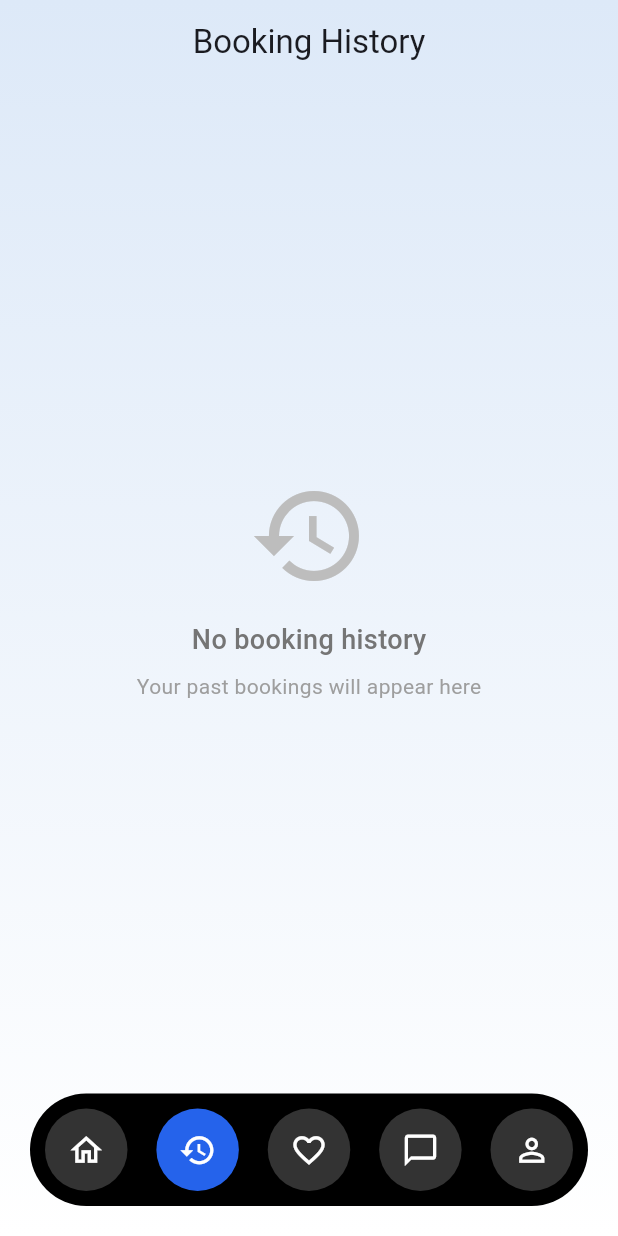
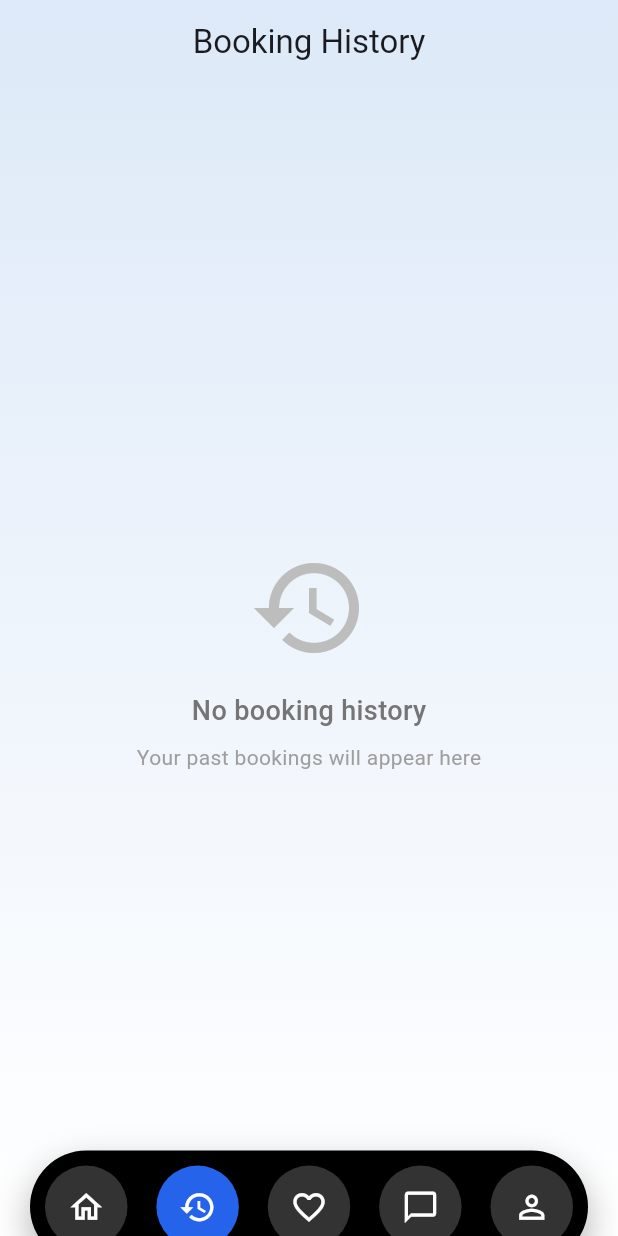
Before and after one commit to thanush96/ceygo, a Flutter app: the screen it shows after launch, item 2 of the bottom bar chosen, on a phone screen of 412 x 824 dp. Run offline on Flutter 3.47's test engine with Material 3 defaults, Android fonts, the phone set to English and light mode, and no system bars; our stand-ins replace flutter_riverpod, go_router; generated files the repository leaves out were written again; network calls fail; Roboto replaces fonts that are missing (Helvetica).

Commit message:
feat: Enhance BottomNavBar positioning and add shadow effect

```diff
--- a/lib/core/widgets/bottom_nav_bar.dart
+++ b/lib/core/widgets/bottom_nav_bar.dart
@@ -14,12 +14,20 @@ class BottomNavBar extends StatelessWidget {
   Widget build(BuildContext context) {
     final theme = Theme.of(context);
 
-    return Container(
-      margin: const EdgeInsets.only(left: 20, right: 20, bottom: 20),
+    return SafeArea(
+      child: Container(
+        margin: const EdgeInsets.only(left: 20, right: 20, bottom: 0),
         padding: const EdgeInsets.symmetric(horizontal: 10, vertical: 10),
         decoration: BoxDecoration(
           color: Colors.black,
           borderRadius: BorderRadius.circular(40),
+          boxShadow: [
+            BoxShadow(
+              color: Colors.black.withOpacity(0.3),
+              blurRadius: 20,
+              offset: const Offset(0, 10),
+            ),
+          ],
         ),
         child: Row(
           mainAxisAlignment: MainAxisAlignment.spaceBetween,
@@ -61,6 +69,7 @@ class BottomNavBar extends StatelessWidget {
             ),
           ],
         ),
+      ),
     );
   }
 }
--- a/lib/core/widgets/main_shell.dart
+++ b/lib/core/widgets/main_shell.dart
@@ -38,8 +38,17 @@ class _MainShellState extends State<MainShell> {
     return GradientBackground(
       child: Scaffold(
         backgroundColor: Colors.transparent,
-        body: IndexedStack(index: _currentIndex, children: _screens),
-        bottomNavigationBar: BottomNavBar(
+        extendBody: true,
+        body: Stack(
+          children: [
+            // Content screens
+            IndexedStack(index: _currentIndex, children: _screens),
+            // Floating navigation bar
+            Positioned(
+              left: 0,
+              right: 0,
+              bottom: -18,
+              child: BottomNavBar(
                 currentIndex: _currentIndex,
                 onTap: (index) {
                   setState(() {
@@ -48,6 +57,9 @@ class _MainShellState extends State<MainShell> {
                 },
               ),
             ),
+          ],
+        ),
+      ),
     );
   }
 }
```
Lines whose indentation alone changed are shown as unchanged.
